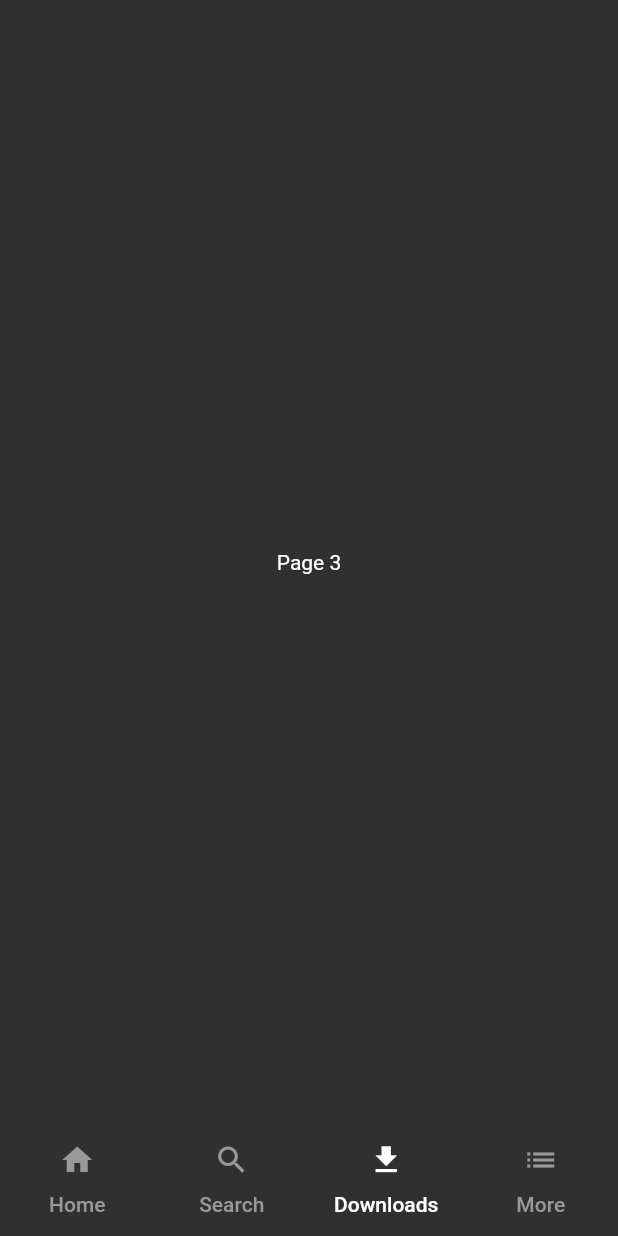
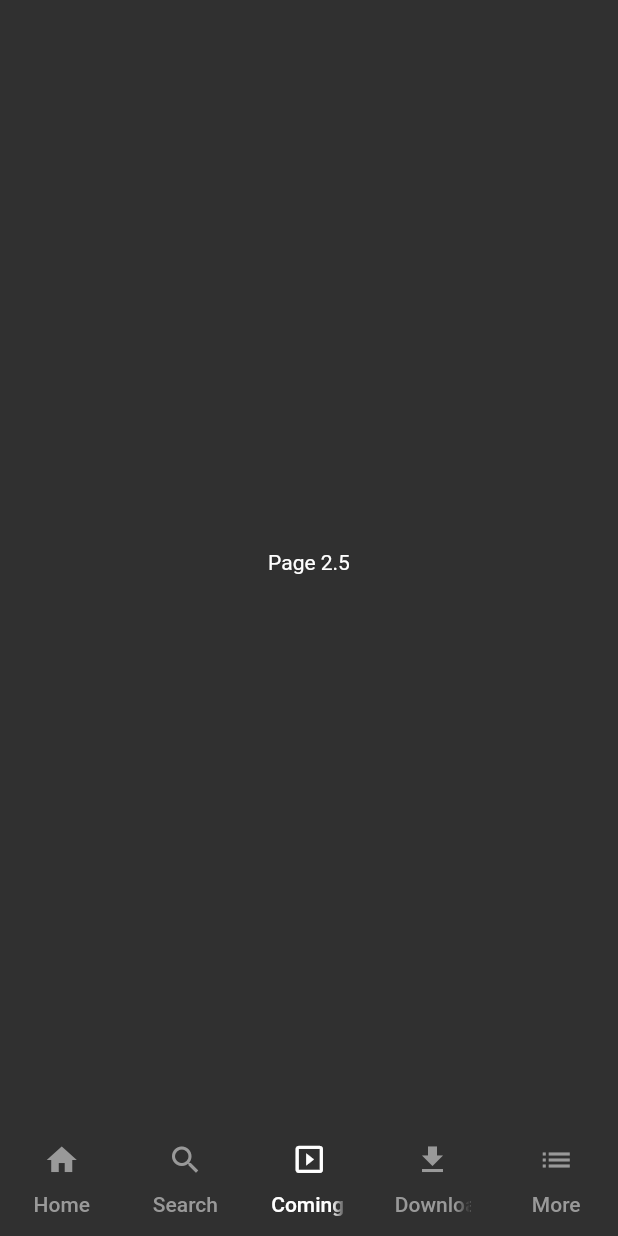
Before and after one commit to Tenyson05/NetflixClone, a Flutter app: the screen it shows after launch, item 3 of the bottom bar chosen, on a phone screen of 412 x 824 dp. Run offline on Flutter 3.47's test engine with Material 2 defaults, Android fonts, the phone set to English and light mode, and no system bars.

Commit message:
Added coming soon Icon and section

```diff
--- /dev/null
+++ b/lib/customIcons/comingsoon_icons.dart
@@ -0,0 +1,34 @@
+/// Flutter icons Comingsoon
+/// Copyright (C) 2019 by original authors @ fluttericon.com, fontello.com
+/// This font was generated by FlutterIcon.com, which is derived from Fontello.
+///
+/// To use this font, place it in your fonts/ directory and include the
+/// following in your pubspec.yaml
+///
+/// flutter:
+///   fonts:
+///    - family:  Comingsoon
+///      fonts:
+///       - asset: fonts/Comingsoon.ttf
+///
+///
+/// * Material Design Icons, Copyright (C) Google, Inc
+///         Author:    Google
+///         License:   Apache 2.0 (https://www.apache.org/licenses/LICENSE-2.0)
+///         Homepage:  https://design.google.com/icons/
+/// * Font Awesome, Copyright (C) 2016 by Dave Gandy
+///         Author:    Dave Gandy
+///         License:   SIL ()
+///         Homepage:  http://fortawesome.github.com/Font-Awesome/
+///
+import 'package:flutter/widgets.dart';
+
+class Comingsoon {
+  Comingsoon._();
+
+  static const _kFontFam = 'Comingsoon';
+
+  static const IconData Coming_Soon_1 = const IconData(0xe800, fontFamily: _kFontFam);
+  static const IconData Coming_Soon_2 = const IconData(0xe802, fontFamily: _kFontFam);
+  static const IconData Coming_Soon = const IconData(0xf152, fontFamily: _kFontFam);
+}
--- a/lib/main.dart
+++ b/lib/main.dart
@@ -1,5 +1,6 @@
 import 'package:flutter/material.dart';
 import 'homepage.dart';
+import 'customIcons/comingsoon_icons.dart' as cusIcon;
 
 void main() => runApp(Netflix());
 
@@ -20,7 +21,7 @@ class NetflixTabBar extends StatelessWidget {
   @override
   Widget build(BuildContext context) {
     return DefaultTabController(
-        length: 4,
+        length: 5,
         child: Theme(
           data: ThemeData(
             brightness: Brightness.dark
@@ -30,8 +31,10 @@ class NetflixTabBar extends StatelessWidget {
             tabs: [
                 Tab(icon: Icon(Icons.home,), text: "Home",),
                 Tab(icon: Icon(Icons.search), text: "Search"),
+                Tab(icon: Icon(cusIcon.Comingsoon.Coming_Soon_2), text: "Coming Soon",),
                 Tab(icon: Icon(Icons.file_download), text: "Downloads"),
                 Tab(icon: Icon(Icons.list), text: "More"),
+
               ],
             unselectedLabelColor: Color(0xff999999),
             labelColor: Colors.white,
@@ -40,9 +43,10 @@ class NetflixTabBar extends StatelessWidget {
           body: TabBarView(
             children: [
               HomePage(),
-              Center( child: Text("Page 2")),
+              Center( child: Text("Page 2"),),
+              Center( child: Text("Page 2.5"),),
               Center( child: Text("Page 3"),),
-              Center( child: Text("Page 4")),
+              Center( child: Text("Page 4"),),
             ],
           ),
         ),
--- a/pubspec.yaml
+++ b/pubspec.yaml
@@ -41,6 +41,11 @@ flutter:
   # included with your application, so that you can use the icons in
   # the material Icons class.
   uses-material-design: true
+  fonts:
+  - family: Comingsoon
+    fonts:
+    - asset: lib/fonts/Comingsoon.ttf
+
 
   # To add assets to your application, add an assets section, like this:
   assets:
```
Also changed, not shown: lib/assets/cm_soon.png (added), lib/fonts/Comingsoon.ttf (added).
